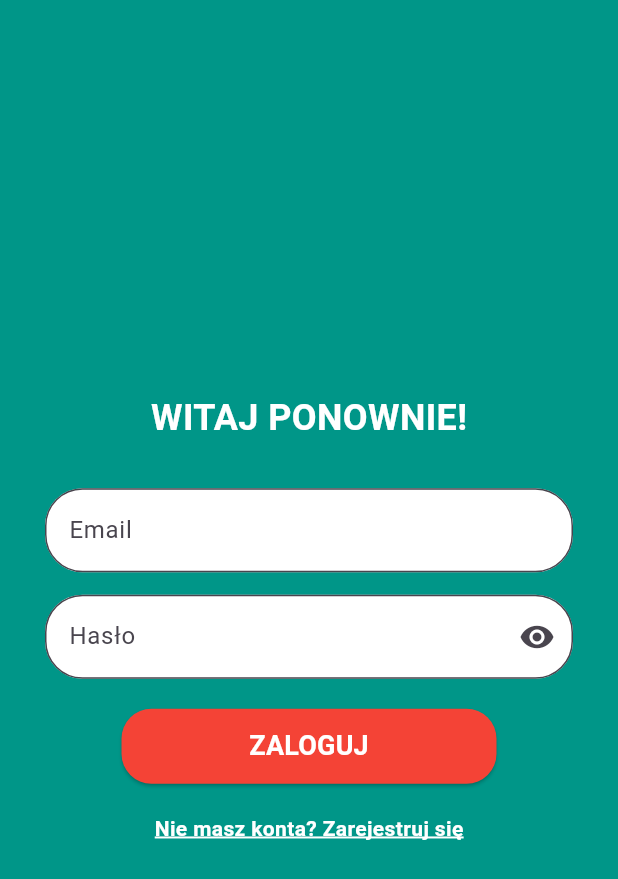
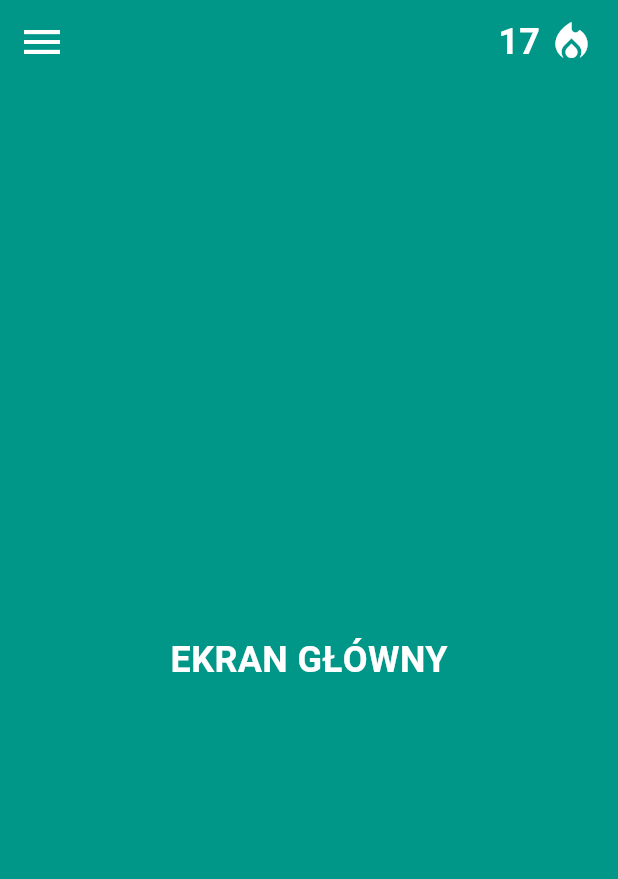
Before and after one commit to sarek167/fixie, a Flutter app: the screen it shows after launch, on a phone screen of 412 x 824 dp. Shown: the top 879 px of the screen. Run offline on Flutter 3.47's test engine with Material 3 defaults, Android fonts, the phone set to English and light mode, and no system bars; our stand-ins replace dio, flutter_bloc, google_fonts.

Commit message:
[feat:frontend] Add home page, menu bar and initial version of menu box

```diff
--- a/frontend/lib/core/services/auth_service.dart
+++ b/frontend/lib/core/services/auth_service.dart
@@ -17,6 +17,12 @@ class AuthService {
   Future<Response> register(String email, String username, String password) async {
     final response = await _dio.post(
       'http://10.0.2.2:8000/user_management/register/',
+      options: Options(
+        headers: {
+          'Content-Type': 'application/json',
+          'Accept': 'application/json',
+        },
+      ),
       data: {
         'email': email,
         'username': username,
--- a/frontend/lib/features/authentication/presentation/login_form.dart
+++ b/frontend/lib/features/authentication/presentation/login_form.dart
@@ -21,7 +21,7 @@ class _LoginFormState extends State<LoginForm> {
     return BlocConsumer<AuthenticationCubit, AuthenticationState>(
         listener: (context, state) {
           if (state is AuthenticationAuthenticated) {
-            Navigator.pushReplacementNamed(context, '/register'); // TO DO: add home page - constant
+            Navigator.pushReplacementNamed(context, '/home'); // TO DO: add home page - constant
           }
           if (state is AuthenticationFailure) {
             ScaffoldMessenger.of(context).showSnackBar(
--- a/frontend/lib/features/authentication/presentation/login_screen.dart
+++ b/frontend/lib/features/authentication/presentation/login_screen.dart
@@ -1,7 +1,7 @@
 import 'package:flutter/material.dart';
-import 'package:flutter_bloc/flutter_bloc.dart';
-import 'package:frontend/features/authentication/logic/auth.dart';
-import 'package:frontend/core/services/auth_service.dart';
+// import 'package:flutter_bloc/flutter_bloc.dart';
+// import 'package:frontend/features/authentication/logic/auth.dart';
+// import 'package:frontend/core/services/auth_service.dart';
 import 'package:frontend/features/authentication/presentation/login_form.dart';
 
 class LoginScreen extends StatelessWidget {
@@ -9,9 +9,7 @@ class LoginScreen extends StatelessWidget {
 
   @override
   Widget build(BuildContext context) {
-    return BlocProvider(
-        create: (context) => AuthenticationCubit(authService: AuthService()),
-      child:Scaffold(
+    return Scaffold(
         backgroundColor: Colors.teal,
         body: Center(
           child: SingleChildScrollView(
@@ -53,7 +51,6 @@ class LoginScreen extends StatelessWidget {
             ),
           ),
         ),
-      )
     );
   }
 }
--- a/frontend/lib/features/authentication/presentation/register_form.dart
+++ b/frontend/lib/features/authentication/presentation/register_form.dart
@@ -46,7 +46,7 @@ class _RegisterFormState extends State<RegisterForm> {
     return BlocConsumer<AuthenticationCubit, AuthenticationState>(
       listener: (context, state) {
         if (state is AuthenticationAuthenticated) {
-          Navigator.pushReplacementNamed(context, '/login'); // TO DO: add home page - constant
+          Navigator.pushReplacementNamed(context, '/home'); // TO DO: add home page - constant
         }
         if (state is AuthenticationFailure) {
           ScaffoldMessenger.of(context).showSnackBar(
--- /dev/null
+++ b/frontend/lib/features/home/presentation/home_screen.dart
@@ -0,0 +1,34 @@
+import 'package:flutter/material.dart';
+import 'package:frontend/widgets/menu_bar.dart';
+
+class HomeScreen extends StatelessWidget {
+  const HomeScreen({super.key});
+
+  @override
+  Widget build(BuildContext context) {
+    return Scaffold(
+      backgroundColor: Colors.teal,
+      appBar: CustomAppBar(),
+      body: Center(
+        child: SingleChildScrollView(
+          child: Padding(
+            padding: const EdgeInsets.symmetric(horizontal: 30),
+            child: Column(
+              mainAxisAlignment: MainAxisAlignment.center,
+              children: [
+                const Text(
+                  "EKRAN GŁÓWNY",
+                  style: TextStyle(
+                    fontSize: 24,
+                    fontWeight: FontWeight.bold,
+                    color: Colors.white,
+                  ),
+                ),
+              ],
+            ),
+          ),
+        ),
+      ),
+    );
+  }
+}
--- a/frontend/lib/main.dart
+++ b/frontend/lib/main.dart
@@ -4,6 +4,7 @@ import 'package:frontend/core/services/auth_service.dart';
 import 'package:frontend/features/authentication/logic/auth.dart';
 import 'package:frontend/features/authentication/presentation/login_screen.dart';
 import 'package:frontend/features/authentication/presentation/register_screen.dart';
+import 'package:frontend/features/home/presentation/home_screen.dart';
 
 
 void main() {
@@ -45,8 +46,9 @@ class MyApp extends StatelessWidget {
       routes: {
         "/login": (context) => LoginScreen(),
         "/register": (context) => RegisterScreen(),
+        "/home": (context) => HomeScreen()
       },
-      home: LoginScreen()
+      home: HomeScreen()
     );
   }
 }
--- /dev/null
+++ b/frontend/lib/widgets/menu_bar.dart
@@ -0,0 +1,44 @@
+import 'package:flutter/material.dart';
+import 'package:frontend/widgets/menu_dialog.dart';
+
+class CustomAppBar extends StatelessWidget implements PreferredSizeWidget {
+  const CustomAppBar({super.key});
+
+  @override
+  Widget build(BuildContext context) {
+    return AppBar(
+      backgroundColor: Colors.teal,
+      elevation: 0,
+      leading: IconButton(
+        icon: const Icon(Icons.menu, color: Colors.white, size: 32,),
+        onPressed: () {
+          showDialog(
+            context: context,
+            builder: (context) => const CustomMenu(),
+          );
+          // Obsługa menu
+        },
+      ),
+      actions: [
+        Row(
+          children: [
+            const Text(
+              '17', // Przykładowa liczba streak'u
+              style: TextStyle(
+                color: Colors.white,
+                fontSize: 24,
+                fontWeight: FontWeight.bold,
+              ),
+            ),
+            const SizedBox(width: 5),
+            const Icon(Icons.local_fire_department, color: Colors.white, size: 32),
+            const SizedBox(width: 15),
+          ],
+        ),
+      ],
+    );
+  }
+
+  @override
+  Size get preferredSize => const Size.fromHeight(kToolbarHeight);
+}
```
Also changed, not shown: frontend/lib/widgets/menu_dialog.dart (added, +102 -0 lines), frontend/lib/features/home/presentation/menu.dart (added), 2 other files.
